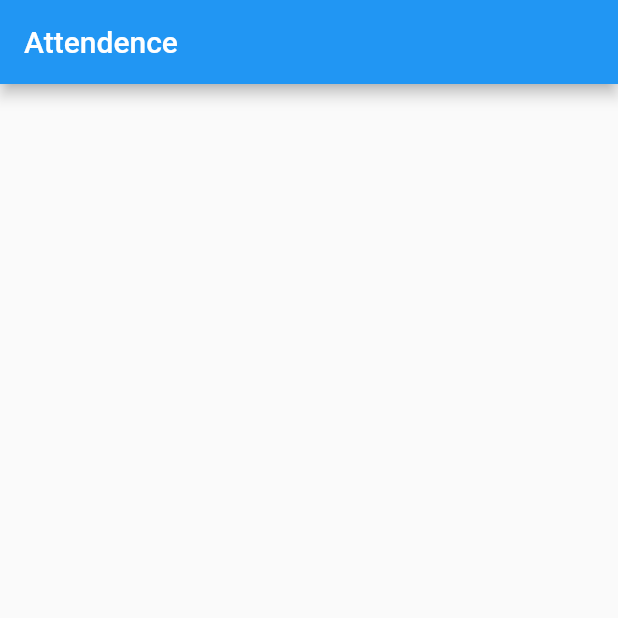
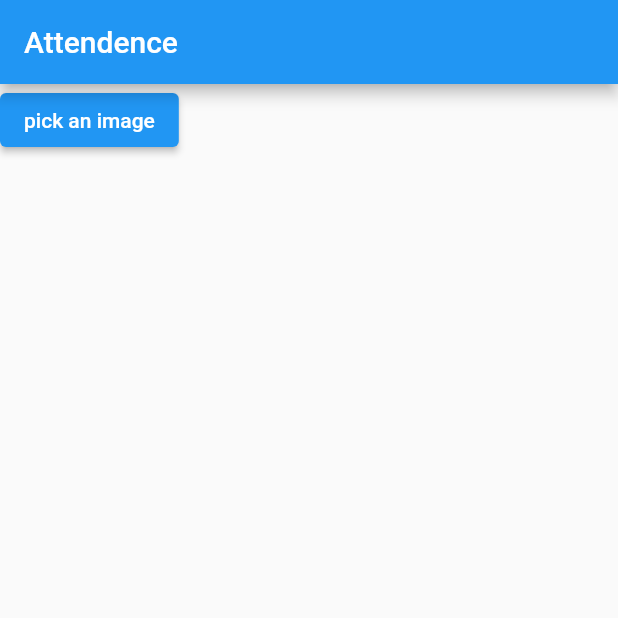
Before and after one commit to mehtasanjit202/Grow-Teamly-new, a Flutter app: the AttendanceView screen opened directly, on a phone screen of 412 x 824 dp, the top half of it. Run offline on Flutter 3.47's test engine with Material 2 defaults, Android fonts, the phone set to English and light mode, and no system bars; our stand-ins replace flutter_svg, fluttertoast, get_it, image_picker, shared_preferences and 1 more; missing offline and left inert: dart:ffi; accounts and stored records are empty; network calls fail.

Commit message:
image picker and attendence

```diff
--- /dev/null
+++ b/lib/helpers/image_picker_helper.dart
@@ -0,0 +1,10 @@
+import 'package:flutter/material.dart';
+import 'package:image_picker/image_picker.dart';
+
+class ImagePickerHelper {
+  pickImage(ImageSource source) async {
+    final ImagePicker _picker = ImagePicker();
+    final image = await _picker.pickImage (source:source);
+    print(image?.path);
+  }
+}
--- a/lib/main.dart
+++ b/lib/main.dart
@@ -18,12 +18,12 @@ void main() async {
   runApp(MultiProvider(providers: [
     ChangeNotifierProvider(create: ((context) => CounterProvider())),
     ChangeNotifierProvider(create: ((context) => AuthProvider())),
-  ], child: TestApp( token:token,)));
+  ], child: MyApp( token:token,)));
 }
 
-class TestApp extends StatelessWidget {
+class MyApp extends StatelessWidget {
   final String? token;
-   TestApp({Key? key, this.token}) : super(key: key);
+   MyApp({Key? key, this.token}) : super(key: key);
 
   @override
   Widget build(BuildContext context) {
```
Also changed, not shown: lib/features/attendence/views/attendence_view.dart (+49 -2 lines).
